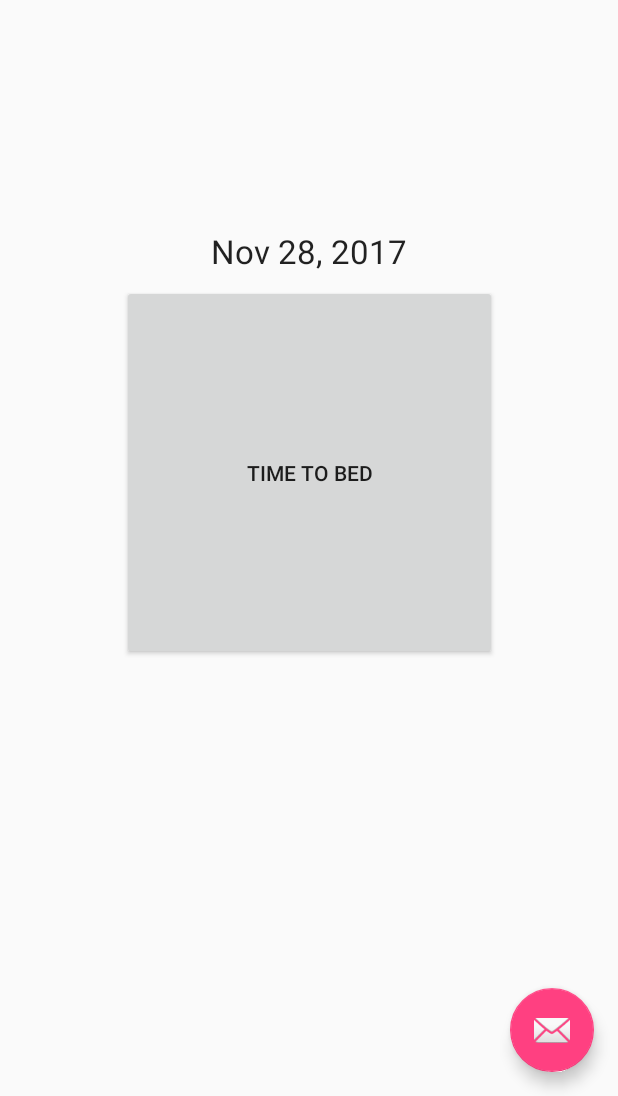
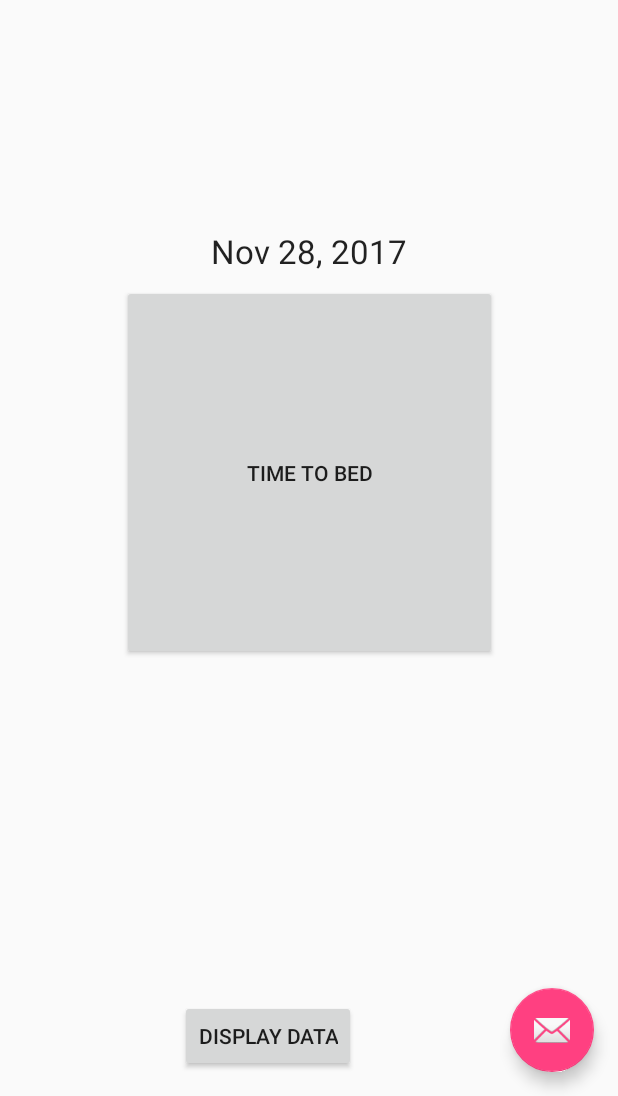
Before and after one commit to Junliu66/SleepyLog, an Android app: the screen it shows after launch (MainActivity), on a phone screen of 412 x 824 dp, the part 140-1236 px from its top. Run offline under Robolectric (Android 15) with nearby library versions, the phone set to English and light mode, and no system bars.

Commit message:
Added hooks between MainActivity and DisplayDataActivity

```diff
--- a/app/src/main/java/com/avengers/sleepylog/MainActivity.java
+++ b/app/src/main/java/com/avengers/sleepylog/MainActivity.java
@@ -167,6 +167,11 @@ public class MainActivity extends AppCompatActivity
         }
     }
 
+    public void onDisplayDataButton(View view) {
+        Intent intent = new Intent(this,DisplayDataActivity.class);
+        startActivity(intent);
+    }
+
     @Override
     protected void onActivityResult(int requestCode, int resultCode, Intent data) {
         //super.onActivityResult(requestCode, resultCode, data);
--- a/app/src/main/res/layout/content_main.xml
+++ b/app/src/main/res/layout/content_main.xml
@@ -104,4 +104,15 @@
         app:layout_constraintStart_toStartOf="parent"
         app:layout_constraintTop_toBottomOf="@+id/tvTime2" />
 
+    <Button
+        android:id="@+id/btnDisplayData"
+        android:layout_width="wrap_content"
+        android:layout_height="wrap_content"
+        android:layout_marginBottom="16dp"
+        android:layout_marginStart="16dp"
+        android:onClick="onDisplayDataButton"
+        android:text="Display Data"
+        app:layout_constraintBottom_toBottomOf="parent"
+        app:layout_constraintStart_toEndOf="@+id/btnBack" />
+
 </android.support.constraint.ConstraintLayout>
```
Also changed, not shown: app/src/main/java/com/avengers/sleepylog/DisplayDataActivity.java (+7 -0 lines), app/src/main/res/layout/content_display_data.xml (+11 -0 lines).
